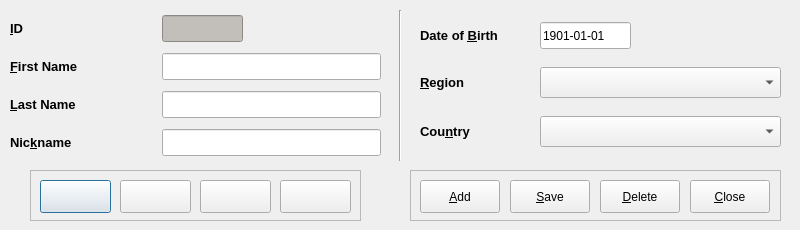
soccermetrics/marcotti-desktop, file code/pyqt/gui/manager_entry.ui: the form before one commit.
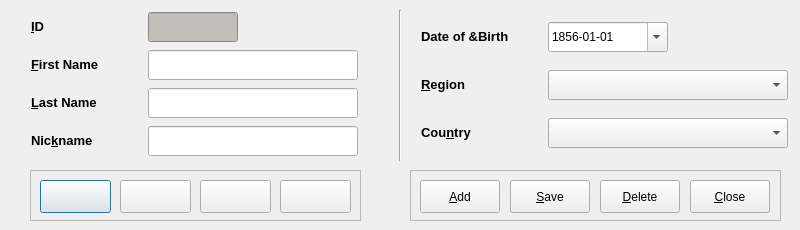
The form after the commit. Icons and pictures are not drawn.

Commit message: Replaced QLineEdit date-of-birth widgets with QDateEdit (#96)

```diff
--- a/code/pyqt/gui/manager_entry.ui
+++ b/code/pyqt/gui/manager_entry.ui
@@ -238,7 +238,7 @@
      </size>
     </property>
     <property name="toolTip">
-     <string>Delete Entry</string>
+     <string>Save Entry</string>
     </property>
     <property name="text">
      <string>&amp;Save</string>
@@ -344,6 +344,18 @@
    <layout class="QGridLayout" name="gridLayout">
     <item row="0" column="0">
      <widget class="QLabel" name="label">
+      <property name="minimumSize">
+       <size>
+        <width>90</width>
+        <height>30</height>
+       </size>
+      </property>
+      <property name="maximumSize">
+       <size>
+        <width>90</width>
+        <height>30</height>
+       </size>
+      </property>
       <property name="text">
        <string>&lt;!DOCTYPE HTML PUBLIC &quot;-//W3C//DTD HTML 4.0//EN&quot; &quot;http://www.w3.org/TR/REC-html40/strict.dtd&quot;&gt;
 &lt;html&gt;&lt;head&gt;&lt;meta name=&quot;qrichtext&quot; content=&quot;1&quot; /&gt;&lt;style type=&quot;text/css&quot;&gt;
@@ -358,10 +370,16 @@
     </item>
     <item row="0" column="1">
      <widget class="QLineEdit" name="mgrID_display">
+      <property name="minimumSize">
+       <size>
+        <width>90</width>
+        <height>30</height>
+       </size>
+      </property>
       <property name="maximumSize">
        <size>
-        <width>81</width>
-        <height>27</height>
+        <width>90</width>
+        <height>30</height>
        </size>
       </property>
       <property name="styleSheet">
@@ -374,6 +392,18 @@
     </item>
     <item row="1" column="0">
      <widget class="QLabel" name="label_4">
+      <property name="minimumSize">
+       <size>
+        <width>90</width>
+        <height>30</height>
+       </size>
+      </property>
+      <property name="maximumSize">
+       <size>
+        <width>90</width>
+        <height>30</height>
+       </size>
+      </property>
       <property name="text">
        <string>&lt;!DOCTYPE HTML PUBLIC &quot;-//W3C//DTD HTML 4.0//EN&quot; &quot;http://www.w3.org/TR/REC-html40/strict.dtd&quot;&gt;
 &lt;html&gt;&lt;head&gt;&lt;meta name=&quot;qrichtext&quot; content=&quot;1&quot; /&gt;&lt;style type=&quot;text/css&quot;&gt;
@@ -390,14 +420,14 @@
      <widget class="QLineEdit" name="mgrFirstNameEdit">
       <property name="minimumSize">
        <size>
-        <width>219</width>
-        <height>27</height>
+        <width>210</width>
+        <height>30</height>
        </size>
       </property>
       <property name="maximumSize">
        <size>
-        <width>219</width>
-        <height>27</height>
+        <width>210</width>
+        <height>30</height>
        </size>
       </property>
       <property name="toolTip">
@@ -407,6 +437,18 @@
     </item>
     <item row="2" column="0">
      <widget class="QLabel" name="label_5">
+      <property name="minimumSize">
+       <size>
+        <width>90</width>
+        <height>30</height>
+       </size>
+      </property>
+      <property name="maximumSize">
+       <size>
+        <width>90</width>
+        <height>30</height>
+       </size>
+      </property>
       <property name="text">
        <string>&lt;!DOCTYPE HTML PUBLIC &quot;-//W3C//DTD HTML 4.0//EN&quot; &quot;http://www.w3.org/TR/REC-html40/strict.dtd&quot;&gt;
 &lt;html&gt;&lt;head&gt;&lt;meta name=&quot;qrichtext&quot; content=&quot;1&quot; /&gt;&lt;style type=&quot;text/css&quot;&gt;
@@ -423,14 +465,14 @@
      <widget class="QLineEdit" name="mgrLastNameEdit">
       <property name="minimumSize">
        <size>
-        <width>219</width>
-        <height>27</height>
+        <width>210</width>
+        <height>30</height>
        </size>
       </property>
       <property name="maximumSize">
        <size>
-        <width>219</width>
-        <height>27</height>
+        <width>210</width>
+        <height>30</height>
        </size>
       </property>
       <property name="toolTip">
@@ -440,6 +482,18 @@
     </item>
     <item row="3" column="0">
      <widget class="QLabel" name="label_6">
+      <property name="minimumSize">
+       <size>
+        <width>90</width>
+        <height>30</height>
+       </size>
+      </property>
+      <property name="maximumSize">
+       <size>
+        <width>90</width>
+        <height>30</height>
+       </size>
+      </property>
       <property name="text">
        <string>&lt;!DOCTYPE HTML PUBLIC &quot;-//W3C//DTD HTML 4.0//EN&quot; &quot;http://www.w3.org/TR/REC-html40/strict.dtd&quot;&gt;
 &lt;html&gt;&lt;head&gt;&lt;meta name=&quot;qrichtext&quot; content=&quot;1&quot; /&gt;&lt;style type=&quot;text/css&quot;&gt;
@@ -456,14 +510,14 @@
      <widget class="QLineEdit" name="mgrNicknameEdit">
       <property name="minimumSize">
        <size>
-        <width>219</width>
-        <height>27</height>
+        <width>210</width>
+        <height>30</height>
        </size>
       </property>
       <property name="maximumSize">
        <size>
-        <width>219</width>
-        <height>27</height>
+        <width>210</width>
+        <height>30</height>
        </size>
       </property>
       <property name="toolTip">
@@ -473,18 +527,30 @@
     </item>
    </layout>
   </widget>
-  <widget class="QWidget" name="layoutWidget">
+  <widget class="QWidget" name="">
    <property name="geometry">
     <rect>
      <x>420</x>
      <y>10</y>
-     <width>361</width>
+     <width>369</width>
      <height>151</height>
     </rect>
    </property>
    <layout class="QGridLayout" name="gridLayout_2">
     <item row="0" column="0">
      <widget class="QLabel" name="label_7">
+      <property name="minimumSize">
+       <size>
+        <width>120</width>
+        <height>30</height>
+       </size>
+      </property>
+      <property name="maximumSize">
+       <size>
+        <width>120</width>
+        <height>30</height>
+       </size>
+      </property>
       <property name="text">
        <string>&lt;!DOCTYPE HTML PUBLIC &quot;-//W3C//DTD HTML 4.0//EN&quot; &quot;http://www.w3.org/TR/REC-html40/strict.dtd&quot;&gt;
 &lt;html&gt;&lt;head&gt;&lt;meta name=&quot;qrichtext&quot; content=&quot;1&quot; /&gt;&lt;style type=&quot;text/css&quot;&gt;
@@ -492,38 +558,61 @@
 &lt;/style&gt;&lt;/head&gt;&lt;body style=&quot; font-family:'Sans Serif'; font-size:10pt; font-weight:400; font-style:normal;&quot;&gt;
 &lt;p style=&quot; margin-top:0px; margin-bottom:0px; margin-left:0px; margin-right:0px; -qt-block-indent:0; text-indent:0px;&quot;&gt;&lt;span style=&quot; font-weight:600;&quot;&gt;Date of &amp;amp;Birth&lt;/span&gt;&lt;/p&gt;&lt;/body&gt;&lt;/html&gt;</string>
       </property>
-      <property name="buddy">
-       <cstring>mgrDOBEdit</cstring>
-      </property>
      </widget>
     </item>
     <item row="0" column="1">
-     <widget class="QLineEdit" name="mgrDOBEdit">
+     <widget class="QDateEdit" name="mgrDOBEdit">
       <property name="minimumSize">
        <size>
-        <width>91</width>
-        <height>27</height>
+        <width>120</width>
+        <height>30</height>
        </size>
       </property>
       <property name="maximumSize">
        <size>
-        <width>91</width>
-        <height>27</height>
+        <width>120</width>
+        <height>30</height>
        </size>
       </property>
       <property name="toolTip">
-       <string>Birthdate (YYYY-MM-DD)</string>
+       <string>Manager date of birth (YYYY-MM-DD)</string>
       </property>
-      <property name="inputMask">
-       <string>9999-99-99; </string>
+      <property name="minimumDate">
+       <date>
+        <year>1856</year>
+        <month>1</month>
+        <day>1</day>
+       </date>
       </property>
-      <property name="text">
-       <string>1901-01-01</string>
+      <property name="displayFormat">
+       <string>yyyy-MM-dd</string>
+      </property>
+      <property name="calendarPopup">
+       <bool>true</bool>
+      </property>
+      <property name="date">
+       <date>
+        <year>1856</year>
+        <month>1</month>
+        <day>1</day>
+       </date>
       </property>
      </widget>
     </item>
     <item row="1" column="0">
      <widget class="QLabel" name="label_2">
+      <property name="minimumSize">
+       <size>
+        <width>120</width>
+        <height>30</height>
+       </size>
+      </property>
+      <property name="maximumSize">
+       <size>
+        <width>120</width>
+        <height>30</height>
+       </size>
+      </property>
       <property name="text">
        <string>&lt;!DOCTYPE HTML PUBLIC &quot;-//W3C//DTD HTML 4.0//EN&quot; &quot;http://www.w3.org/TR/REC-html40/strict.dtd&quot;&gt;
 &lt;html&gt;&lt;head&gt;&lt;meta name=&quot;qrichtext&quot; content=&quot;1&quot; /&gt;&lt;style type=&quot;text/css&quot;&gt;
@@ -540,14 +629,14 @@
      <widget class="QComboBox" name="mgrConfedSelect">
       <property name="minimumSize">
        <size>
-        <width>241</width>
-        <height>31</height>
+        <width>240</width>
+        <height>30</height>
        </size>
       </property>
       <property name="maximumSize">
        <size>
-        <width>241</width>
-        <height>31</height>
+        <width>240</width>
+        <height>30</height>
        </size>
       </property>
       <property name="toolTip">
@@ -557,6 +646,18 @@
     </item>
     <item row="2" column="0">
      <widget class="QLabel" name="label_3">
+      <property name="minimumSize">
+       <size>
+        <width>120</width>
+        <height>30</height>
+       </size>
+      </property>
+      <property name="maximumSize">
+       <size>
+        <width>120</width>
+        <height>30</height>
+       </size>
+      </property>
       <property name="text">
        <string>&lt;!DOCTYPE HTML PUBLIC &quot;-//W3C//DTD HTML 4.0//EN&quot; &quot;http://www.w3.org/TR/REC-html40/strict.dtd&quot;&gt;
 &lt;html&gt;&lt;head&gt;&lt;meta name=&quot;qrichtext&quot; content=&quot;1&quot; /&gt;&lt;style type=&quot;text/css&quot;&gt;
@@ -573,14 +674,14 @@
      <widget class="QComboBox" name="mgrCountrySelect">
       <property name="minimumSize">
        <size>
-        <width>241</width>
-        <height>31</height>
+        <width>240</width>
+        <height>30</height>
        </size>
       </property>
       <property name="maximumSize">
        <size>
-        <width>241</width>
-        <height>31</height>
+        <width>240</width>
+        <height>30</height>
        </size>
       </property>
       <property name="toolTip">
```
The commit also changes 5 other files.
